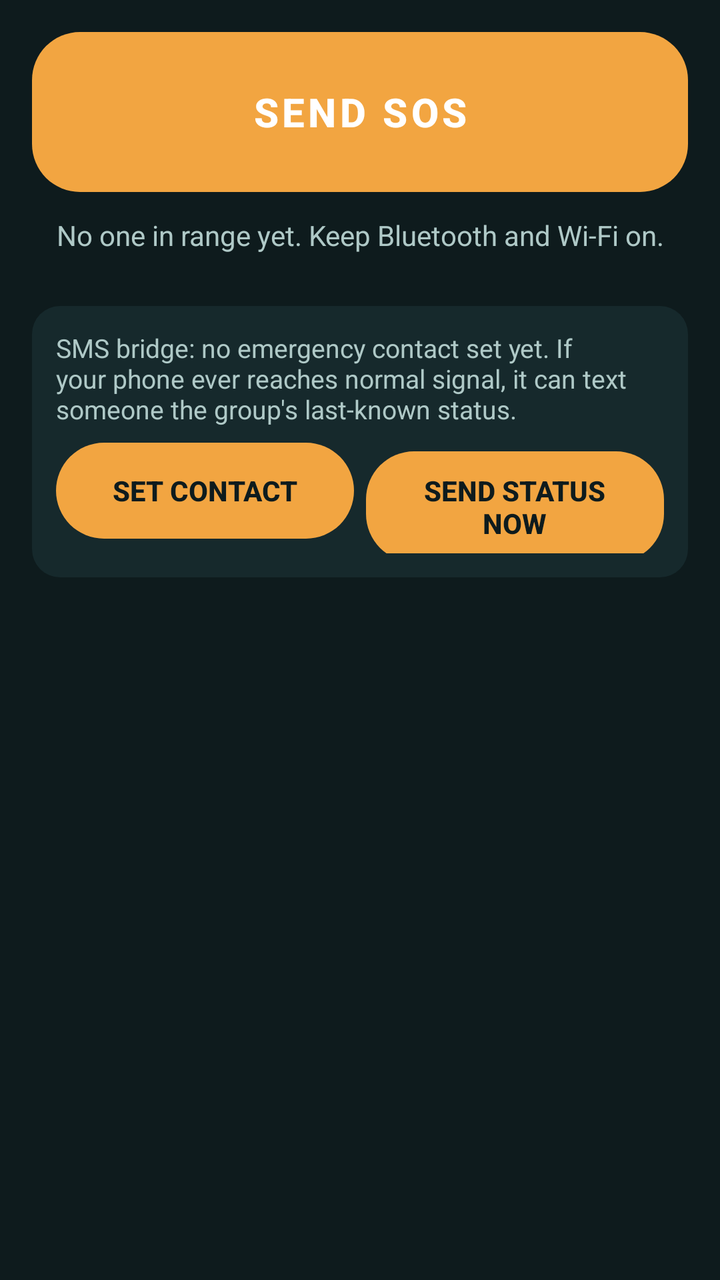
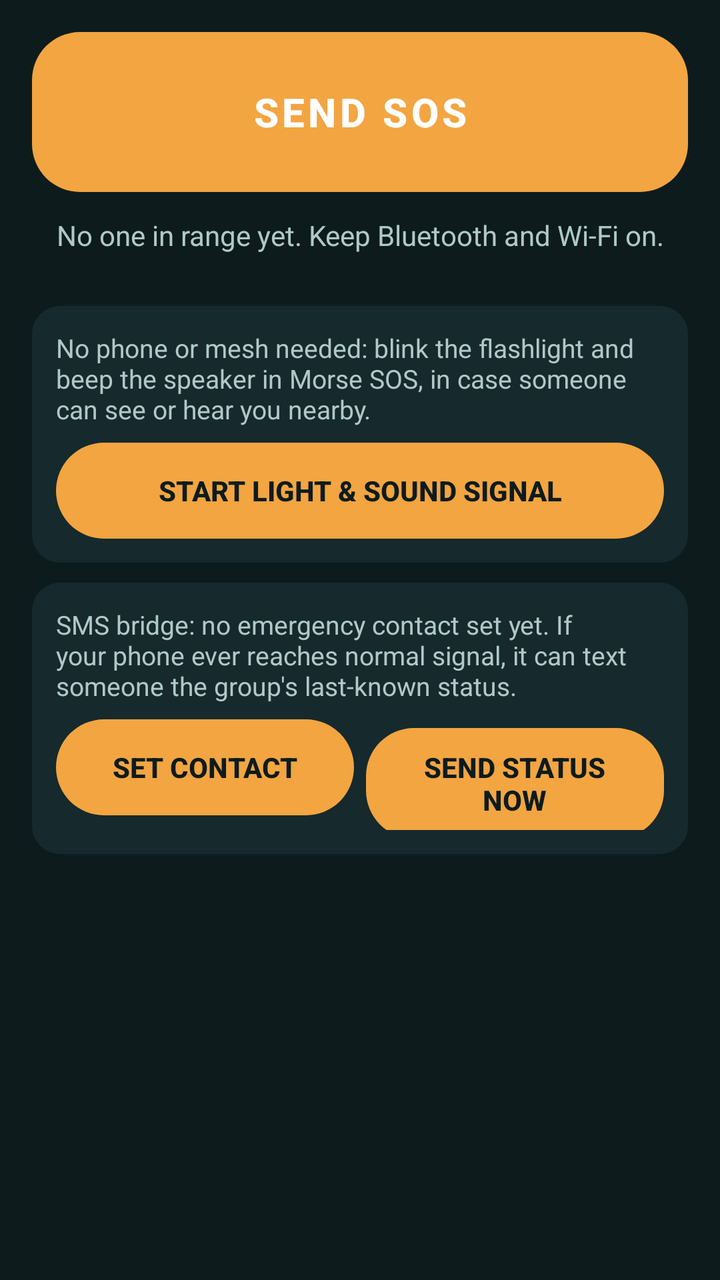

Two renders of the same Android screen: before a commit and after it. Below are the layout's source before the change and the commit's diff.
<!-- AndroidManifest.xml: application theme Theme.FindMe -->
<!-- res/layout/fragment_sos.xml -->
<?xml version="1.0" encoding="utf-8"?>
<LinearLayout xmlns:android="http://schemas.android.com/apk/res/android"
    android:layout_width="match_parent"
    android:layout_height="match_parent"
    android:orientation="vertical"
    android:padding="16dp">

    <Button
        android:id="@+id/sosButton"
        android:layout_width="match_parent"
        android:layout_height="80dp"
        android:text="@string/sos_button"
        android:textSize="20sp"
        android:textStyle="bold"
        android:textColor="@color/white"
        android:background="@drawable/bg_button_sos"
        android:stateListAnimator="@animator/press_scale" />

    <TextView
        android:id="@+id/sosHint"
        android:layout_width="match_parent"
        android:layout_height="wrap_content"
        android:layout_marginTop="12dp"
        android:textColor="@color/sand_300"
        android:gravity="center"
        android:text="@string/no_peers" />

    <androidx.recyclerview.widget.RecyclerView
        android:id="@+id/sosList"
        android:layout_width="match_parent"
        android:layout_height="wrap_content"
        android:layout_marginTop="12dp"
        android:clipToPadding="false" />

    <LinearLayout
        android:layout_width="match_parent"
        android:layout_height="wrap_content"
        android:layout_marginTop="14dp"
        android:orientation="vertical"
        android:background="@drawable/bg_card"
        android:padding="12dp">

        <TextView
            android:id="@+id/smsBridgeStatus"
            android:layout_width="match_parent"
            android:layout_height="wrap_content"
            android:textColor="@color/sand_300"
            android:textSize="13sp"
            android:text="@string/sms_bridge_no_contact" />

        <LinearLayout
            android:layout_width="match_parent"
            android:layout_height="wrap_content"
            android:layout_marginTop="8dp"
            android:orientation="horizontal">

            <Button
                android:id="@+id/smsBridgeSetContact"
                style="@style/FindMe.Button.Pill"
                android:layout_width="0dp"
                android:layout_height="wrap_content"
                android:layout_weight="1"
                android:layout_marginEnd="6dp"
                android:text="@string/sms_bridge_set_contact" />

            <Button
                android:id="@+id/smsBridgeSendNow"
                style="@style/FindMe.Button.Pill"
                android:layout_width="0dp"
                android:layout_height="wrap_content"
                android:layout_weight="1"
                android:text="@string/sms_bridge_send_now" />
        </LinearLayout>
    </LinearLayout>

    <androidx.recyclerview.widget.RecyclerView
        android:id="@+id/inactiveList"
        android:layout_width="match_parent"
        android:layout_height="0dp"
        android:layout_weight="1"
        android:layout_marginTop="8dp"
        android:clipToPadding="false" />

</LinearLayout>
<!-- resources referenced by this layout -->
<resources>
  <color name="sand_300">#AFC9C7</color>
  <color name="white">#FFFFFF</color>
  <!-- drawable bg_button_sos (drawable) -->
  <?xml version="1.0" encoding="utf-8"?>
  <ripple xmlns:android="http://schemas.android.com/apk/res/android"
      android:color="@color/ripple_light">
      <item>
          <shape android:shape="rectangle">
              <solid android:color="@color/sos_red" />
              <corners android:radius="24dp" />
          </shape>
      </item>
  </ripple>
  <!-- drawable bg_card (drawable) -->
  <?xml version="1.0" encoding="utf-8"?>
  <shape xmlns:android="http://schemas.android.com/apk/res/android" android:shape="rectangle">
      <solid android:color="@color/night_panel" />
      <corners android:radius="14dp" />
  </shape>
  <string name="no_peers">No one in range yet. Keep Bluetooth and Wi-Fi on.</string>
  <string name="sms_bridge_no_contact">SMS bridge: no emergency contact set yet. If your phone ever reaches normal signal, it can text someone the group\'s last-known status.</string>
  <string name="sms_bridge_send_now">Send status now</string>
  <string name="sms_bridge_set_contact">Set contact</string>
  <string name="sos_button">SEND SOS</string>
  <style name="FindMe.Button.Pill" parent="android:Widget.Material.Button">
          <item name="android:background">@drawable/bg_button_pill</item>
          <item name="android:textColor">@color/sand_900</item>
          <item name="android:textStyle">bold</item>
          <item name="android:stateListAnimator">@animator/press_scale</item>
      </style>
  <style name="Theme.FindMe" parent="Theme.MaterialComponents.DayNight.NoActionBar">
          <item name="colorPrimary">@color/amber_500</item>
          <item name="colorPrimaryDark">@color/sand_900</item>
          <item name="colorAccent">@color/teal_400</item>
          <item name="android:statusBarColor" tools:targetApi="21">@color/sand_900</item>
          <item name="android:windowBackground">@color/sand_900</item>
      </style>
  <color name="ripple_light">#33FFFFFF</color>
  <color name="sos_red">#FF4D5E</color>
  <color name="night_panel">#16292C</color>
  <!-- drawable bg_button_pill (drawable) -->
  <?xml version="1.0" encoding="utf-8"?>
  <ripple xmlns:android="http://schemas.android.com/apk/res/android"
      android:color="@color/ripple_dark">
      <item>
          <shape android:shape="rectangle">
              <solid android:color="@color/amber_500" />
              <corners android:radius="24dp" />
          </shape>
      </item>
  </ripple>
  <color name="sand_900">#0E1B1D</color>
  <color name="amber_500">#F2A541</color>
  <color name="teal_400">#39C5BB</color>
  <color name="ripple_dark">#22000000</color>
</resources>

<!-- the commit's change to res/layout/fragment_sos.xml (unified diff, before → after) -->
@@ -36,6 +36,30 @@
         android:layout_width="match_parent"
         android:layout_height="wrap_content"
         android:layout_marginTop="14dp"
+        android:orientation="vertical"
+        android:background="@drawable/bg_card"
+        android:padding="12dp">
+
+        <TextView
+            android:layout_width="match_parent"
+            android:layout_height="wrap_content"
+            android:textColor="@color/sand_300"
+            android:textSize="13sp"
+            android:text="@string/physical_signal_hint" />
+
+        <Button
+            android:id="@+id/physicalSignalButton"
+            style="@style/FindMe.Button.Pill"
+            android:layout_width="match_parent"
+            android:layout_height="wrap_content"
+            android:layout_marginTop="8dp"
+            android:text="@string/physical_signal_start" />
+    </LinearLayout>
+
+    <LinearLayout
+        android:layout_width="match_parent"
+        android:layout_height="wrap_content"
+        android:layout_marginTop="10dp"
         android:orientation="vertical"
         android:background="@drawable/bg_card"
         android:padding="12dp">
<!-- resource entries referenced after the edit -->
@@ -20,6 +20,8 @@
       <corners android:radius="14dp" />
   </shape>
   <string name="no_peers">No one in range yet. Keep Bluetooth and Wi-Fi on.</string>
+  <string name="physical_signal_hint">No phone or mesh needed: blink the flashlight and beep the speaker in Morse SOS, in case someone can see or hear you nearby.</string>
+  <string name="physical_signal_start">Start light &amp; sound signal</string>
   <string name="sms_bridge_no_contact">SMS bridge: no emergency contact set yet. If your phone ever reaches normal signal, it can text someone the group\'s last-known status.</string>
   <string name="sms_bridge_send_now">Send status now</string>
   <string name="sms_bridge_set_contact">Set contact</string>
